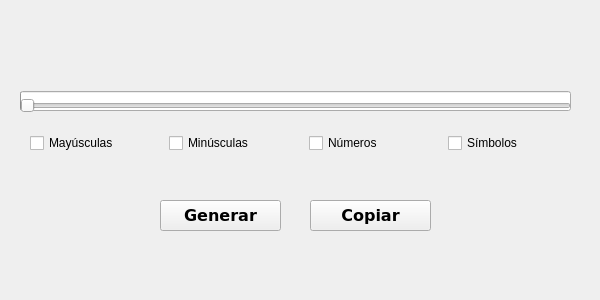
Old version of the form widget.ui in the repository alvarosamudio/Password-Generator.
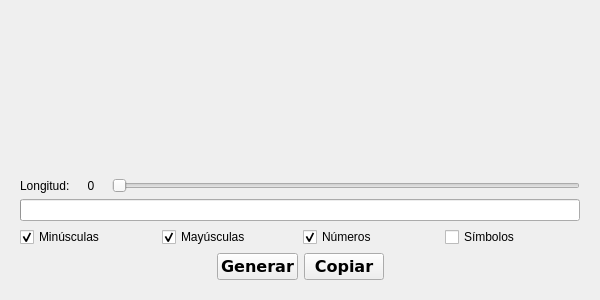
New version of the form.

Commit message:
ui: improve layout with flexible grids, length label and sensible defaults
- Replace absolute positioning with QVBoxLayout/QHBoxLayout for proper resizing
- Add 'Longitud:' label showing current password length value
- Enable lowercase, uppercase and numbers checkboxes by default
- Center buttons with spacers for better visual balance
- Set window title to 'Password Generator'

What changed in the file:
```diff
--- a/widget.ui
+++ b/widget.ui
@@ -10,18 +10,71 @@
     <height>300</height>
    </rect>
   </property>
+  <property name="minimumSize">
+   <size>
+    <width>500</width>
+    <height>250</height>
+   </size>
+  </property>
   <property name="windowTitle">
    <string>Widget</string>
   </property>
+  <layout class="QVBoxLayout" name="mainLayout">
+   <property name="leftMargin">
+    <number>20</number>
+   </property>
+   <property name="topMargin">
+    <number>20</number>
+   </property>
+   <property name="rightMargin">
+    <number>20</number>
+   </property>
+   <property name="bottomMargin">
+    <number>20</number>
+   </property>
+   <item>
+    <widget class="QLabel" name="label">
+     <property name="cursor">
+      <cursorShape>IBeamCursor</cursorShape>
+     </property>
+     <property name="text">
+      <string/>
+     </property>
+     <property name="scaledContents">
+      <bool>true</bool>
+     </property>
+     <property name="alignment">
+      <set>Qt::AlignCenter</set>
+     </property>
+    </widget>
+   </item>
+   <item>
+    <layout class="QHBoxLayout" name="sliderLayout">
+     <item>
+      <widget class="QLabel" name="lengthLabel">
+       <property name="text">
+        <string>Longitud:</string>
+       </property>
+      </widget>
+     </item>
+     <item>
+      <widget class="QLabel" name="lengthValue">
+       <property name="text">
+        <string>0</string>
+       </property>
+       <property name="alignment">
+        <set>Qt::AlignCenter</set>
+       </property>
+       <property name="minimumSize">
+        <size>
+         <width>30</width>
+         <height>0</height>
+        </size>
+       </property>
+      </widget>
+     </item>
+     <item>
   <widget class="QSlider" name="horizontalSlider">
-   <property name="geometry">
-    <rect>
-     <x>20</x>
-     <y>90</y>
-     <width>551</width>
-     <height>31</height>
-    </rect>
-   </property>
    <property name="toolTip">
     <string/>
    </property>
@@ -35,15 +88,11 @@
     <enum>Qt::Horizontal</enum>
    </property>
   </widget>
+     </item>
+    </layout>
+   </item>
+   <item>
   <widget class="QProgressBar" name="progressBar">
-   <property name="geometry">
-    <rect>
-     <x>20</x>
-     <y>91</y>
-     <width>551</width>
-     <height>20</height>
-    </rect>
-   </property>
    <property name="maximum">
     <number>64</number>
    </property>
@@ -60,95 +109,27 @@
     <string>%p</string>
    </property>
   </widget>
-  <widget class="QPushButton" name="Copiar">
-   <property name="geometry">
-    <rect>
-     <x>310</x>
-     <y>200</y>
-     <width>121</width>
-     <height>31</height>
-    </rect>
-   </property>
-   <property name="font">
-    <font>
-     <family>DejaVu Sans</family>
-     <pointsize>12</pointsize>
-     <weight>75</weight>
-     <bold>true</bold>
-    </font>
-   </property>
-   <property name="text">
-    <string>Copiar</string>
-   </property>
-  </widget>
-  <widget class="QPushButton" name="Generar">
-   <property name="geometry">
-    <rect>
-     <x>160</x>
-     <y>200</y>
-     <width>121</width>
-     <height>31</height>
-    </rect>
-   </property>
-   <property name="font">
-    <font>
-     <family>DejaVu Sans</family>
-     <pointsize>12</pointsize>
-     <weight>75</weight>
-     <bold>true</bold>
-    </font>
-   </property>
-   <property name="text">
-    <string>Generar</string>
-   </property>
-  </widget>
-  <widget class="QLabel" name="label">
-   <property name="geometry">
-    <rect>
-     <x>20</x>
-     <y>30</y>
-     <width>551</width>
-     <height>20</height>
-    </rect>
-   </property>
-   <property name="cursor">
-    <cursorShape>IBeamCursor</cursorShape>
-   </property>
-   <property name="layoutDirection">
-    <enum>Qt::LeftToRight</enum>
-   </property>
-   <property name="text">
-    <string/>
-   </property>
-   <property name="scaledContents">
-    <bool>true</bool>
-   </property>
-   <property name="alignment">
-    <set>Qt::AlignCenter</set>
-   </property>
-  </widget>
-  <widget class="QWidget" name="">
-   <property name="geometry">
-    <rect>
-     <x>30</x>
-     <y>130</y>
-     <width>551</width>
-     <height>26</height>
-    </rect>
-   </property>
-   <layout class="QHBoxLayout" name="horizontalLayout">
-    <item>
-     <widget class="QCheckBox" name="checkBox_2">
-      <property name="text">
-       <string>Mayúsculas</string>
-      </property>
-     </widget>
-    </item>
+   </item>
+   <item>
+    <layout class="QHBoxLayout" name="checkBoxLayout">
     <item>
      <widget class="QCheckBox" name="checkBox">
       <property name="text">
        <string>Minúsculas</string>
       </property>
+       <property name="checked">
+        <bool>true</bool>
+       </property>
+      </widget>
+     </item>
+     <item>
+      <widget class="QCheckBox" name="checkBox_2">
+       <property name="text">
+        <string>Mayúsculas</string>
+       </property>
+       <property name="checked">
+        <bool>true</bool>
+       </property>
      </widget>
     </item>
     <item>
@@ -156,6 +137,9 @@
       <property name="text">
        <string>Números</string>
       </property>
+       <property name="checked">
+        <bool>true</bool>
+       </property>
      </widget>
     </item>
     <item>
@@ -166,15 +150,68 @@
      </widget>
     </item>
    </layout>
-  </widget>
-  <zorder>progressBar</zorder>
-  <zorder>horizontalSlider</zorder>
-  <zorder>checkBox_2</zorder>
-  <zorder>checkBox_3</zorder>
-  <zorder>checkBox_4</zorder>
-  <zorder>Copiar</zorder>
-  <zorder>Generar</zorder>
-  <zorder>label</zorder>
+   </item>
+   <item>
+    <layout class="QHBoxLayout" name="buttonLayout">
+     <item>
+      <spacer name="leftSpacer">
+       <property name="orientation">
+        <enum>Qt::Horizontal</enum>
+       </property>
+       <property name="sizeHint" stdset="0">
+        <size>
+         <width>40</width>
+         <height>20</height>
+        </size>
+       </property>
+      </spacer>
+     </item>
+     <item>
+      <widget class="QPushButton" name="Generar">
+       <property name="font">
+        <font>
+         <family>DejaVu Sans</family>
+         <pointsize>12</pointsize>
+         <weight>75</weight>
+         <bold>true</bold>
+        </font>
+       </property>
+       <property name="text">
+        <string>Generar</string>
+       </property>
+      </widget>
+     </item>
+     <item>
+      <widget class="QPushButton" name="Copiar">
+       <property name="font">
+        <font>
+         <family>DejaVu Sans</family>
+         <pointsize>12</pointsize>
+         <weight>75</weight>
+         <bold>true</bold>
+        </font>
+       </property>
+       <property name="text">
+        <string>Copiar</string>
+       </property>
+      </widget>
+     </item>
+     <item>
+      <spacer name="rightSpacer">
+       <property name="orientation">
+        <enum>Qt::Horizontal</enum>
+       </property>
+       <property name="sizeHint" stdset="0">
+        <size>
+         <width>40</width>
+         <height>20</height>
+        </size>
+       </property>
+      </spacer>
+     </item>
+    </layout>
+   </item>
+  </layout>
  </widget>
  <resources/>
  <connections/>
```
Left out of the diff: 21 changed lines with no effect on the pictures. Lines whose indentation alone changed are shown as unchanged.
